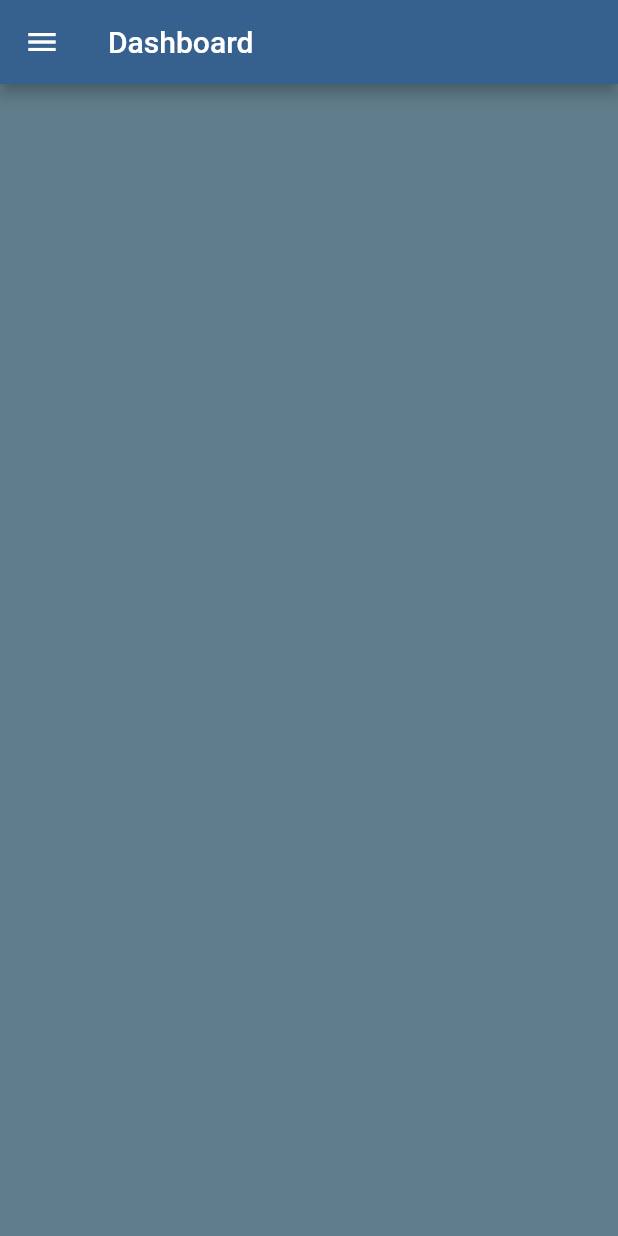
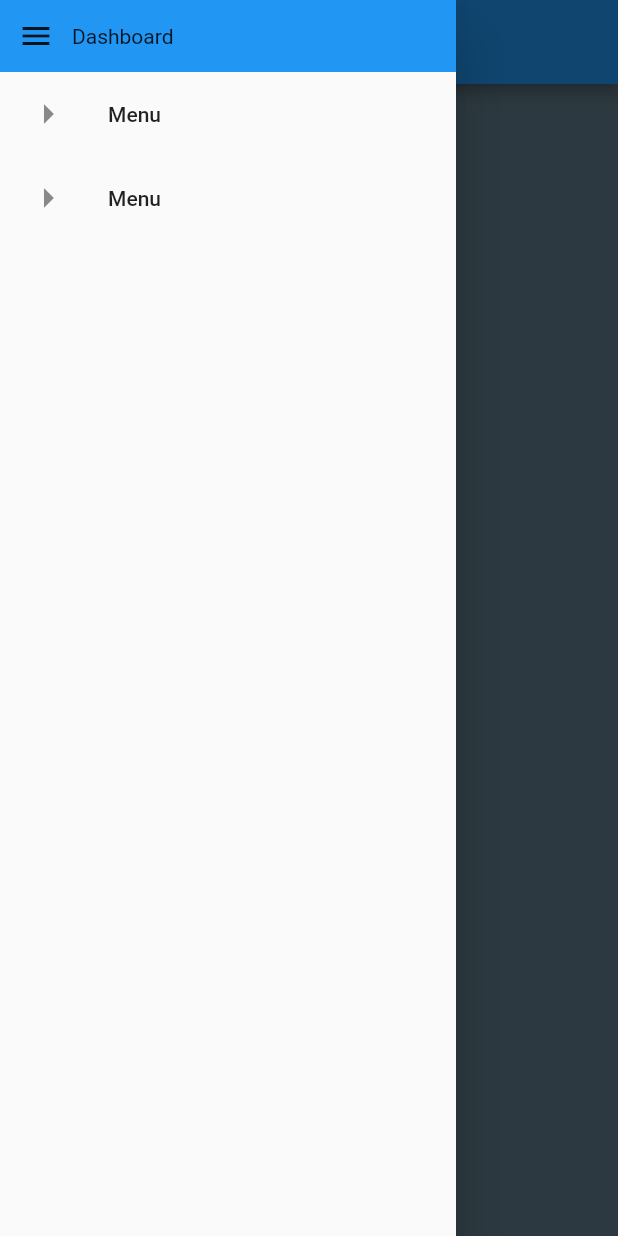
Before and after one commit to juliannelima/flutter-dashboard, a Flutter app: the screen it shows after launch, with the side drawer open (before the commit the screen has no drawer), on a phone screen of 412 x 824 dp. Run offline on Flutter 3.47's test engine with Material 2 defaults, Android fonts, the phone set to English and light mode, and no system bars.

Commit message:
Criando scaffold para web e para mobile

```diff
--- a/lib/main.dart
+++ b/lib/main.dart
@@ -15,16 +15,7 @@ class MyApp extends StatelessWidget {
         colorScheme: ColorScheme.fromSeed(seedColor: Colors.blue),
         // useMaterial3: true,
       ),
-      home: Scaffold(
-        appBar: AppBar(
-          leading: IconButton(
-            icon: const Icon(Icons.menu),
-            onPressed: () {},
-          ),
-          title: const Text('Dashboard'),
-        ),
-        body: const Home(),
-      ),
+      home: const Home(),
     );
   }
 }
@@ -51,18 +42,41 @@ class _HomeState extends State<Home> {
   }
 }
 
-class WebWidget extends StatelessWidget {
+class WebWidget extends StatefulWidget {
   const WebWidget({super.key});
 
   @override
+  State<WebWidget> createState() => _WebWidgetState();
+}
+
+class _WebWidgetState extends State<WebWidget> {
+  var showMenu = true;
+
+  void toogleMenu() {
+    setState(() {
+      showMenu = !showMenu;
+    });
+  }
+
+  @override
   Widget build(BuildContext context) {
-    return const Row(
+    return Scaffold(
+      appBar: AppBar(
+        backgroundColor: Colors.blue,
+        leading: IconButton(
+          icon: const Icon(Icons.menu),
+          onPressed: toogleMenu,
+        ),
+        title: const Text('Dashboard Web'),
+      ),
+      body: Row(
         children: [
-        DrawerWidget(),
-        Expanded(
+          showMenu ? const DrawerWebWidget() : Container(),
+          const Expanded(
             child: MainWidget(),
           ),
         ],
+      ),
     );
   }
 }
@@ -72,29 +86,66 @@ class MobileWidget extends StatelessWidget {
 
   @override
   Widget build(BuildContext context) {
-    return const SizedBox(
+    return Scaffold(
+      appBar: AppBar(
+        backgroundColor: Colors.blue,
+        title: const Text('Dashboard Mobile'),
+      ),
+      drawer: const Drawer(
+        child: MenuWidget(
+          header: true,
+        ),
+      ),
+      body: const SizedBox(
         width: double.infinity,
         child: MainWidget(),
+      ),
     );
   }
 }
 
-class DrawerWidget extends StatelessWidget {
-  const DrawerWidget({super.key});
+class DrawerWebWidget extends StatelessWidget {
+  const DrawerWebWidget({super.key});
 
   @override
   Widget build(BuildContext context) {
-    return Drawer(
-      child: ListView(
-        children: const [
-          ListTile(
+    return const Drawer(
+      child: MenuWidget(),
+    );
+  }
+}
+
+class MenuWidget extends StatelessWidget {
+  final bool header;
+
+  const MenuWidget({
+    super.key,
+    this.header = false,
+  });
+
+  @override
+  Widget build(BuildContext context) {
+    return ListView(
+      children: [
+        header
+            ? Container(
+                color: Colors.blue,
+                child: Row(
+                  children: [
+                    IconButton(onPressed: () {}, icon: const Icon(Icons.menu)),
+                    const Text('Dashboard')
+                  ],
+                ),
+              )
+            : Container(),
+        const ListTile(
           leading: Icon(
             Icons.arrow_right_outlined,
             size: 32,
           ),
           title: Text('Menu'),
         ),
-          ListTile(
+        const ListTile(
           leading: Icon(
             Icons.arrow_right_outlined,
             size: 32,
@@ -102,7 +153,6 @@ class DrawerWidget extends StatelessWidget {
           title: Text('Menu'),
         )
       ],
-      ),
     );
   }
 }
@@ -115,6 +165,7 @@ class MainWidget extends StatelessWidget {
     return Container(
       height: double.infinity,
       color: Colors.blueGrey,
+      child: const Center(child: Text('Main')),
     );
   }
 }
```
Lines whose indentation alone changed are shown as unchanged.
